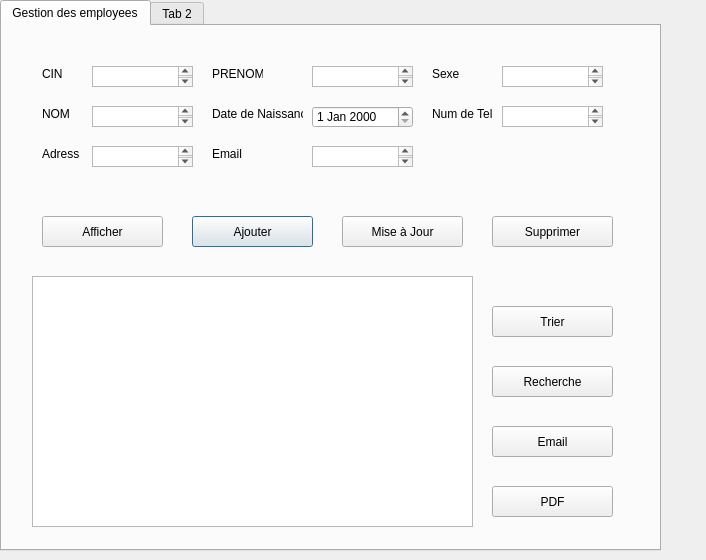
This is employ.ui in aziz-turki/Projet_CPP_2A25_Smart_A-roport as Qt 5 draws it before an edit. The edited form follows.
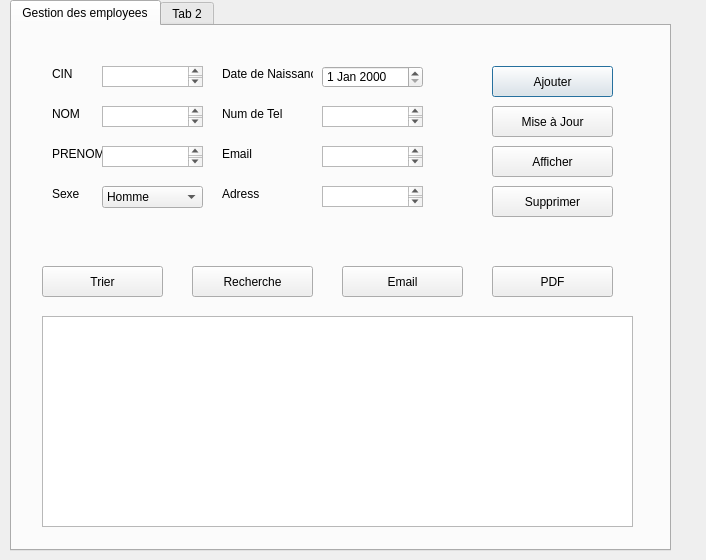
This is the edited form.

The edit to the form file:
```diff
--- a/employ.ui
+++ b/employ.ui
@@ -16,7 +16,7 @@
   <widget class="QTabWidget" name="tabWidget">
    <property name="geometry">
     <rect>
-     <x>0</x>
+     <x>10</x>
      <y>0</y>
      <width>661</width>
      <height>551</height>
@@ -58,8 +58,8 @@
     <widget class="QLabel" name="label_3">
      <property name="geometry">
       <rect>
-       <x>210</x>
-       <y>40</y>
+       <x>40</x>
+       <y>120</y>
        <width>51</width>
        <height>16</height>
       </rect>
@@ -72,7 +72,7 @@
      <property name="geometry">
       <rect>
        <x>210</x>
-       <y>80</y>
+       <y>40</y>
        <width>91</width>
        <height>16</height>
       </rect>
@@ -84,8 +84,8 @@
     <widget class="QLabel" name="label_5">
      <property name="geometry">
       <rect>
-       <x>430</x>
-       <y>40</y>
+       <x>40</x>
+       <y>160</y>
        <width>71</width>
        <height>16</height>
       </rect>
@@ -114,21 +114,11 @@
       </rect>
      </property>
     </widget>
-    <widget class="QTextBrowser" name="textBrowser_3">
-     <property name="geometry">
-      <rect>
-       <x>310</x>
-       <y>40</y>
-       <width>101</width>
-       <height>21</height>
-      </rect>
-     </property>
-    </widget>
     <widget class="QTextBrowser" name="textBrowser_4">
      <property name="geometry">
       <rect>
-       <x>500</x>
-       <y>40</y>
+       <x>310</x>
+       <y>120</y>
        <width>101</width>
        <height>21</height>
       </rect>
@@ -138,9 +128,9 @@
      <property name="geometry">
       <rect>
        <x>30</x>
-       <y>250</y>
-       <width>441</width>
-       <height>251</height>
+       <y>290</y>
+       <width>591</width>
+       <height>211</height>
       </rect>
      </property>
      <property name="html">
@@ -154,8 +144,8 @@
     <widget class="QPushButton" name="pushButton">
      <property name="geometry">
       <rect>
-       <x>190</x>
-       <y>190</y>
+       <x>480</x>
+       <y>40</y>
        <width>121</width>
        <height>31</height>
       </rect>
@@ -167,8 +157,8 @@
     <widget class="QPushButton" name="pushButton_2">
      <property name="geometry">
       <rect>
-       <x>340</x>
-       <y>190</y>
+       <x>480</x>
+       <y>80</y>
        <width>121</width>
        <height>31</height>
       </rect>
@@ -180,8 +170,8 @@
     <widget class="QPushButton" name="pushButton_3">
      <property name="geometry">
       <rect>
-       <x>490</x>
-       <y>190</y>
+       <x>480</x>
+       <y>160</y>
        <width>121</width>
        <height>31</height>
       </rect>
@@ -193,8 +183,8 @@
     <widget class="QPushButton" name="pushButton_4">
      <property name="geometry">
       <rect>
-       <x>40</x>
-       <y>190</y>
+       <x>480</x>
+       <y>120</y>
        <width>121</width>
        <height>31</height>
       </rect>
@@ -206,7 +196,7 @@
     <widget class="QLabel" name="label_6">
      <property name="geometry">
       <rect>
-       <x>430</x>
+       <x>210</x>
        <y>80</y>
        <width>71</width>
        <height>16</height>
@@ -219,8 +209,8 @@
     <widget class="QTextBrowser" name="textBrowser_7">
      <property name="geometry">
       <rect>
-       <x>500</x>
-       <y>80</y>
+       <x>310</x>
+       <y>160</y>
        <width>101</width>
        <height>21</height>
       </rect>
@@ -246,8 +236,8 @@
     <widget class="QLabel" name="label_7">
      <property name="geometry">
       <rect>
-       <x>40</x>
-       <y>120</y>
+       <x>210</x>
+       <y>160</y>
        <width>71</width>
        <height>16</height>
       </rect>
@@ -273,7 +263,7 @@
      <property name="geometry">
       <rect>
        <x>310</x>
-       <y>120</y>
+       <y>80</y>
        <width>101</width>
        <height>21</height>
       </rect>
@@ -289,8 +279,8 @@
     <widget class="QPushButton" name="pushButton_5">
      <property name="geometry">
       <rect>
-       <x>490</x>
-       <y>280</y>
+       <x>30</x>
+       <y>240</y>
        <width>121</width>
        <height>31</height>
       </rect>
@@ -302,8 +292,8 @@
     <widget class="QPushButton" name="pushButton_6">
      <property name="geometry">
       <rect>
-       <x>490</x>
-       <y>340</y>
+       <x>180</x>
+       <y>240</y>
        <width>121</width>
        <height>31</height>
       </rect>
@@ -315,8 +305,8 @@
     <widget class="QPushButton" name="pushButton_7">
      <property name="geometry">
       <rect>
-       <x>490</x>
-       <y>400</y>
+       <x>330</x>
+       <y>240</y>
        <width>121</width>
        <height>31</height>
       </rect>
@@ -328,8 +318,8 @@
     <widget class="QPushButton" name="pushButton_8">
      <property name="geometry">
       <rect>
-       <x>490</x>
-       <y>460</y>
+       <x>480</x>
+       <y>240</y>
        <width>121</width>
        <height>31</height>
       </rect>
@@ -342,12 +332,35 @@
      <property name="geometry">
       <rect>
        <x>310</x>
-       <y>80</y>
+       <y>40</y>
        <width>101</width>
        <height>22</height>
       </rect>
      </property>
     </widget>
+    <widget class="QComboBox" name="comboBox">
+     <property name="geometry">
+      <rect>
+       <x>90</x>
+       <y>160</y>
+       <width>101</width>
+       <height>22</height>
+      </rect>
+     </property>
+     <property name="currentText">
+      <string>Homme</string>
+     </property>
+     <item>
+      <property name="text">
+       <string>Homme</string>
+      </property>
+     </item>
+     <item>
+      <property name="text">
+       <string>Femme</string>
+      </property>
+     </item>
+    </widget>
    </widget>
    <widget class="QWidget" name="tab_2">
     <attribute name="title">
```
